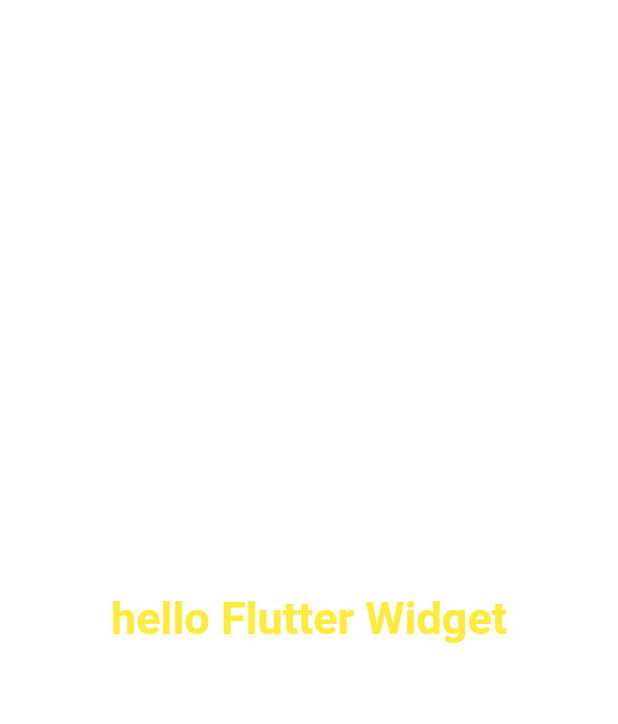
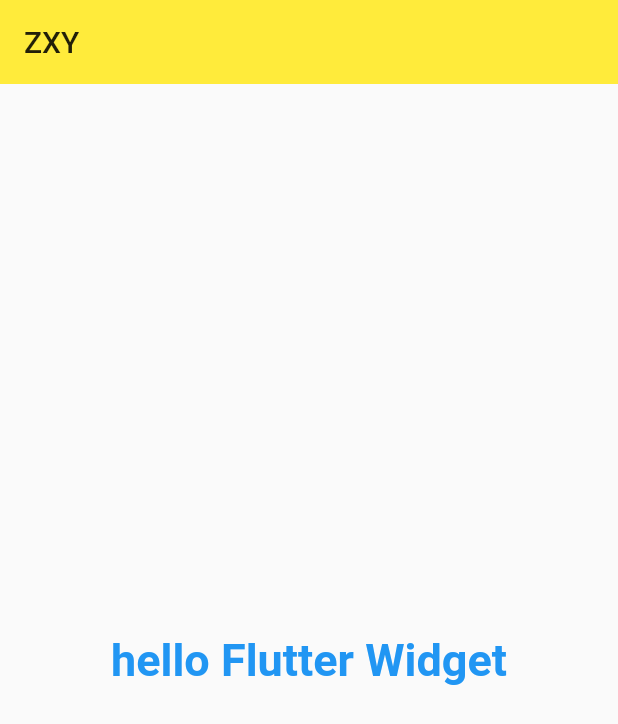
Before and after one commit to novakr/study_flutter, a Flutter app: the screen it shows after launch, on a phone screen of 412 x 824 dp. Shown: the top 724 px of the screen. Run offline on Flutter 3.47's test engine with Material 2 defaults, Android fonts, the phone set to English and light mode, and no system bars.

Commit message:
使用界面组件与定制界面主题

```diff
--- a/lib/main.dart
+++ b/lib/main.dart
@@ -1,24 +1,39 @@
 import 'package:flutter/material.dart';
 
-void main() =>
-  runApp(
-    App()
-  );
+void main() => runApp(App());
 
 
 class App extends StatelessWidget{
   @override
   Widget build(BuildContext context) {
+    return MaterialApp(
+      home: Scaffold(
+        appBar: AppBar(
+          title: Text('ZXY'),
+          elevation: 0.0,
 
+        ),
+        body: Hello(),
+      ),
+      theme: ThemeData(
+        primarySwatch: Colors.yellow
+      ),
+    );
+
+  }
+
+}
+class Hello extends StatelessWidget {
+  @override
+  Widget build(BuildContext context) {
     return Center(child: Text(
       'hello Flutter Widget',
       textDirection:TextDirection.ltr,
       style: TextStyle(
         fontSize: 30.0,
         fontWeight: FontWeight.bold,
-        color: Colors.yellow
+        color: Colors.blue
       ),
     ),);
   }
-
 }
```
